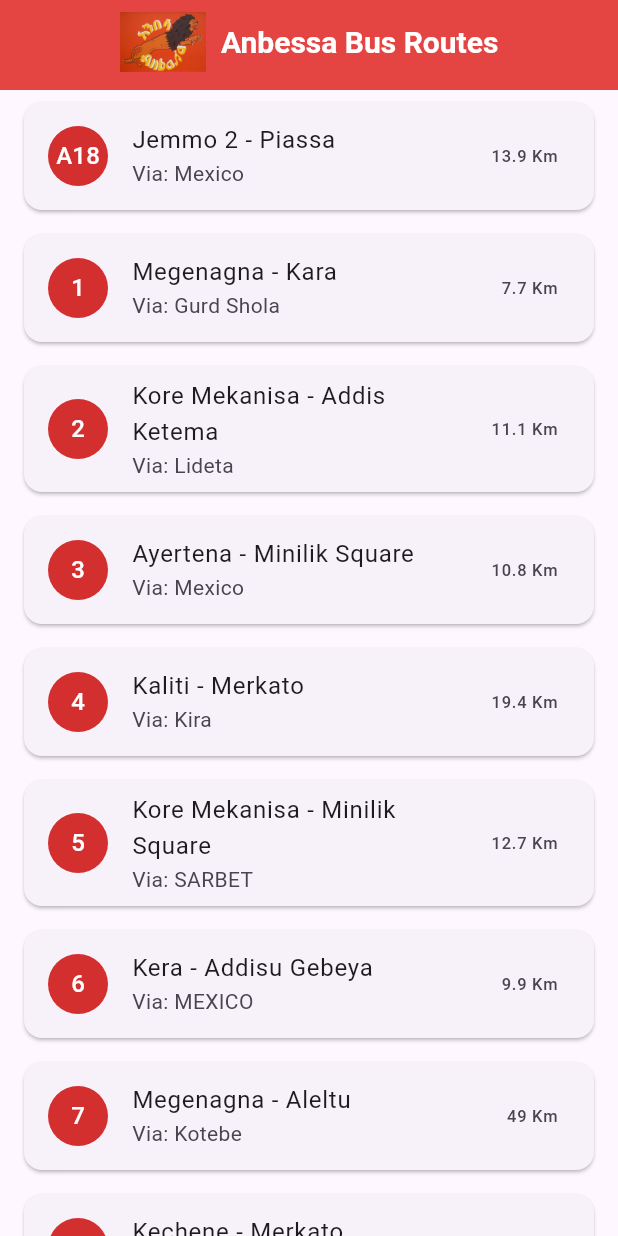
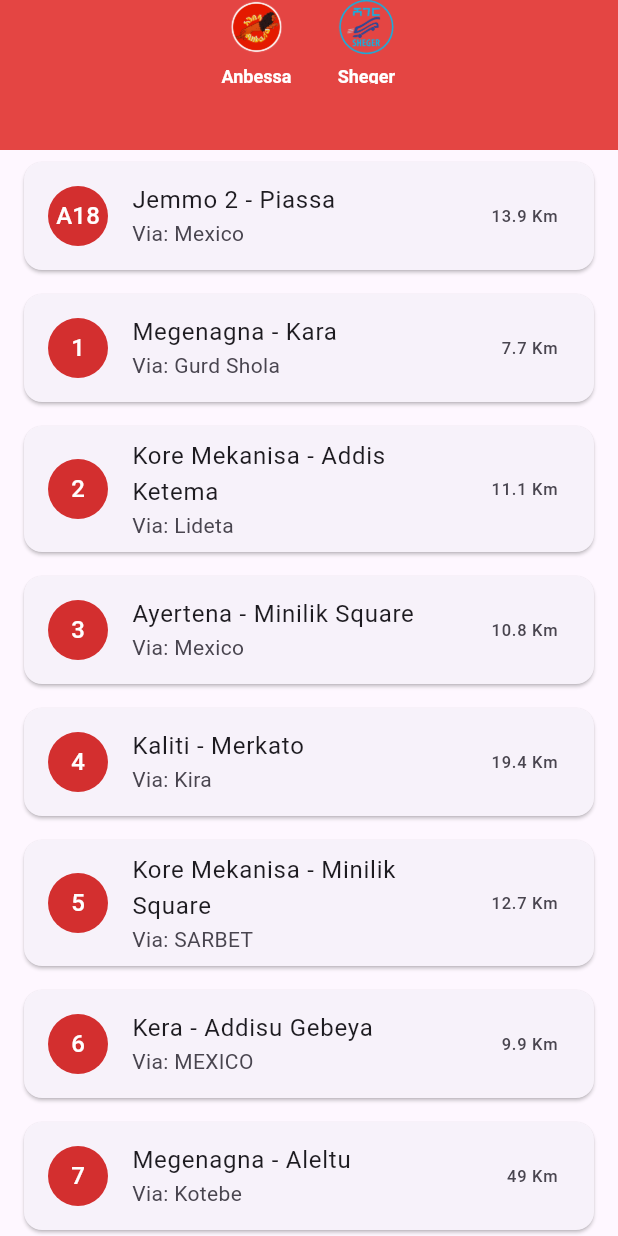
Before and after one commit to abenooo/anbesa_bus_app, a Flutter app: the screen it shows after launch, on a phone screen of 412 x 824 dp. Run offline on Flutter 3.47's test engine with Material 3 defaults, Android fonts, the phone set to English and light mode, and no system bars; our stand-ins replace flutter_map, latlong2.

Commit message:
Add shger bus image

```diff
--- a/lib/screens/home_screen.dart
+++ b/lib/screens/home_screen.dart
@@ -1,7 +1,7 @@
 import 'package:flutter/material.dart';
-import 'package:anbessa_bus_app/models/bus_route.dart';
-import 'package:anbessa_bus_app/services/bus_route_service.dart';
-import 'package:anbessa_bus_app/screens/route_detail_screen.dart';
+import '/models/bus_route.dart';
+import '/services/bus_route_service.dart';
+import '/screens/route_detail_screen.dart';
 
 class HomeScreen extends StatefulWidget {
   const HomeScreen({Key? key}) : super(key: key);
@@ -60,30 +60,58 @@ class _HomeScreenState extends State<HomeScreen>
   Widget build(BuildContext context) {
    return Scaffold(
   appBar: PreferredSize(
-        preferredSize: const Size.fromHeight(60),
+    preferredSize: const Size.fromHeight(100), // Increased height for better spacing
     child: AnimatedBuilder(
       animation: _colorAnimation,
       builder: (context, child) {
         return AppBar(
-              title: Row(
+          title: Column(
             mainAxisAlignment: MainAxisAlignment.center,
+            children: [
+              Row(
+                mainAxisAlignment: MainAxisAlignment.center,
+                children: [
+                  Column(
                     children: [
                       Image.asset(
                         'assets/anbessa_bus_logo.png',
                         height: 40,
                       ),
-                  const SizedBox(width: 10),
-                  const Text('Anbessa Bus Routes'),
+                      const SizedBox(height: 5), // Spacing between image and label
+                      const Text(
+                        'Anbessa',
+                        style: TextStyle(
+                          color: Colors.white,
+                          fontSize: 12,
+                          fontWeight: FontWeight.bold,
+                        ),
+                      ),
+                    ],
+                  ),
+                  const SizedBox(width: 30), // Spacing between images
+                  Column(
+                    children: [
+                      Image.asset(
+                        'assets/shger_bus.png',
+                        height: 40,
+                      ),
+                      const SizedBox(height: 5), // Spacing between image and label
+                      const Text(
+                        'Sheger',
+                        style: TextStyle(
+                          color: Colors.white,
+                          fontSize: 12,
+                          fontWeight: FontWeight.bold,
+                        ),
+                      ),
+                    ],
+                  ),
+                ],
+              ),
             ],
           ),
           backgroundColor: _colorAnimation.value,
-              foregroundColor: Colors.white,
           centerTitle: true,
-              titleTextStyle: const TextStyle(
-                color: Colors.white,
-                fontSize: 20,
-                fontWeight: FontWeight.bold,
-              ),
         );
       },
     ),
--- a/pubspec.yaml
+++ b/pubspec.yaml
@@ -24,3 +24,4 @@ flutter:
   assets:
     - assets/bus_routes.json
     - assets/anbessa_bus_logo.png
+    - assets/shger_bus.png
```
Also changed, not shown: assets/anbessa_bus_logo.png, assets/shger_bus.png (added). Lines whose indentation alone changed are shown as unchanged.
